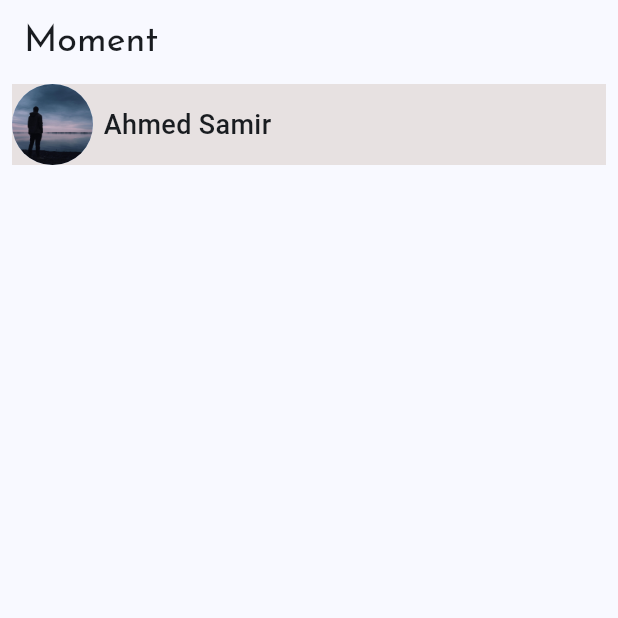
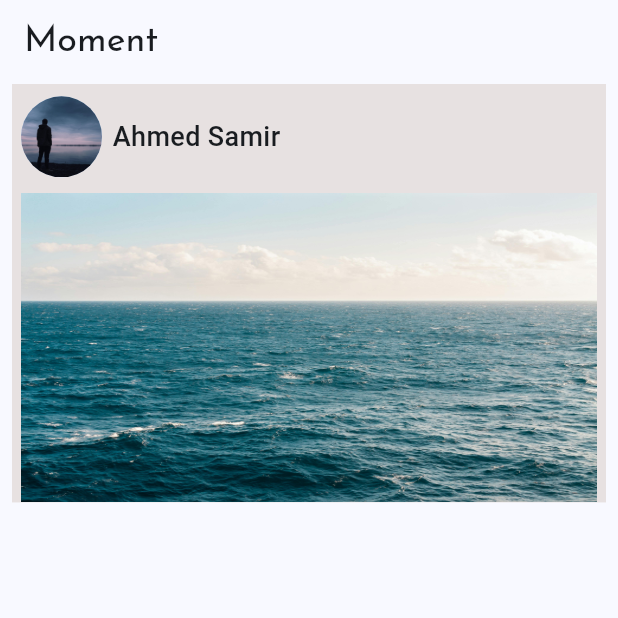
Before and after one commit to AhmedSamir25/moment, a Flutter app: the screen it shows once a user with an empty profile is signed in, on a phone screen of 412 x 824 dp, the top half of it. Run offline on Flutter 3.47's test engine with Material 3 defaults, Android fonts, the phone set to English and light mode, and no system bars; our stand-ins replace cloud_firestore, firebase_auth, firebase_core, firebase_storage, flutter_bloc, image_picker and 1 more; accounts and stored records are empty.

Commit message:
post image

```diff
--- a/lib/core/constant/assets_manager.dart
+++ b/lib/core/constant/assets_manager.dart
@@ -1,4 +1,5 @@
 class AssetsManager {
   // test
   static String userImageTest = 'assets/images/test_user.jpg';
+  static String postTest = 'assets/images/post_test.jpg';
 }
--- a/lib/features/home/presentation/view/widgets/header_post.dart
+++ b/lib/features/home/presentation/view/widgets/header_post.dart
@@ -7,7 +7,9 @@ class HeaderPost extends StatelessWidget {
 
   @override
   Widget build(BuildContext context) {
-    return         Row(
+    return  Padding(
+      padding: const EdgeInsets.symmetric(horizontal: 6),
+      child: Row(
             children: [
               CircleAvatar(
                 backgroundImage: AssetImage(AssetsManager.userImageTest),
@@ -18,6 +20,7 @@ class HeaderPost extends StatelessWidget {
               ),
               Text('Ahmed Samir',style: StyleText.textStyle18,)
             ],
+          ),
     );
   }
 }
--- a/lib/features/home/presentation/view/widgets/post_body.dart
+++ b/lib/features/home/presentation/view/widgets/post_body.dart
@@ -1,18 +1,21 @@
 import 'package:flutter/material.dart';
-import 'package:moment/core/constant/assets_manager.dart';
-import 'package:moment/core/theme/text_style.dart';
 import 'package:moment/features/home/presentation/view/widgets/header_post.dart';
+import 'package:moment/features/home/presentation/view/widgets/post_image.dart';
 
 class PostBody extends StatelessWidget {
   const PostBody({super.key});
 
   @override
   Widget build(BuildContext context) {
+    double heightMedia = MediaQuery.of(context).size.height;
     return  Container(
       margin: const EdgeInsets.only(left: 8,right: 8),
       color: const Color.fromARGB(255, 231, 225, 225),
-      child: const Column(children: [
-        HeaderPost(),
+      child:  Column(children: [
+        SizedBox(height: heightMedia * 0.01,),
+        const HeaderPost(),
+        SizedBox(height: heightMedia * 0.013,),
+        const PostImage(),
       ],
       ),
 
--- /dev/null
+++ b/lib/features/home/presentation/view/widgets/post_image.dart
@@ -0,0 +1,19 @@
+import 'package:flutter/widgets.dart';
+import 'package:moment/core/constant/assets_manager.dart';
+
+class PostImage extends StatelessWidget {
+  const PostImage({super.key});
+
+  @override
+  Widget build(BuildContext context) {
+    return Padding(
+      padding: const EdgeInsets.symmetric(horizontal: 6),
+      child: Image.asset(
+        AssetsManager.postTest,
+        width: double.infinity,
+        height: MediaQuery.of(context).size.height * 0.25,
+        fit: BoxFit.fill,
+      ),
+    );
+  }
+}
```
Lines whose indentation alone changed are shown as unchanged.
